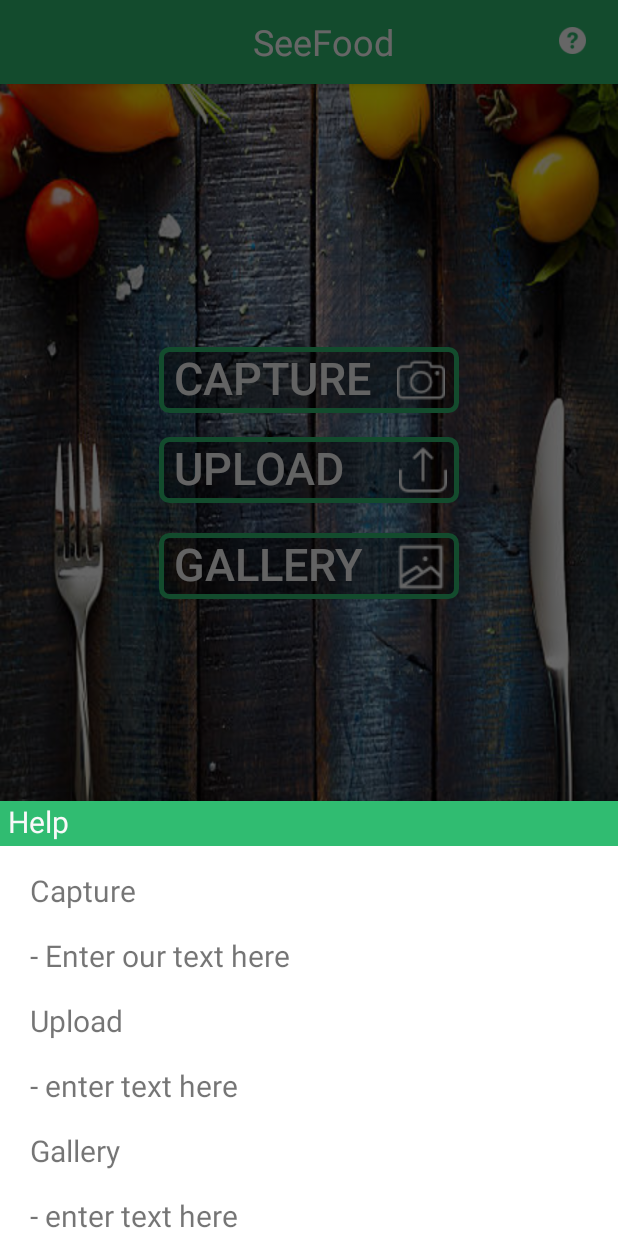
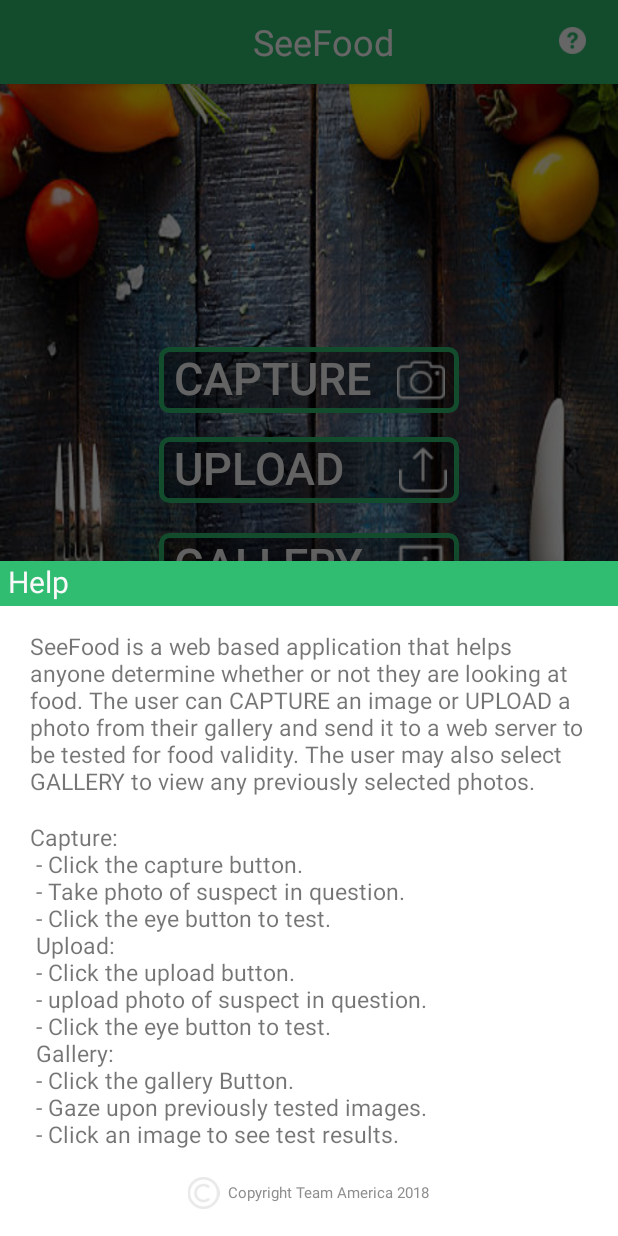
Before and after one commit to hbarri/seefood-group6, an Android app: the screen it shows after launch (SeeFood), after a tap on an icon or button, on a phone screen of 412 x 824 dp. Run offline under Robolectric (Android 15) with nearby library versions, the phone set to English and light mode, and no system bars.

Commit message:
Fixed the gallery scrolling through images, added actual help information to the help tab, and an edit/delete mode in the gallery

```diff
--- a/app/src/main/res/layout/help_dialog.xml
+++ b/app/src/main/res/layout/help_dialog.xml
@@ -4,7 +4,7 @@
     xmlns:app="http://schemas.android.com/apk/res-auto"
     xmlns:tools="http://schemas.android.com/tools"
     android:layout_width="match_parent"
-    android:layout_height="300dp">
+    android:layout_height="wrap_content">
 
     <TextView
         android:id="@+id/helpText"
@@ -35,64 +35,53 @@
         android:layout_height="wrap_content"
         android:layout_marginTop="16dp"
         android:layout_marginLeft="20dp"
-        android:text="Capture"
-        android:textSize="20dp"
-        app:layout_constraintLeft_toLeftOf="parent"
+        android:layout_marginRight="20dp"
+        android:paddingLeft="20dp"
+        android:paddingRight="20dp"
+        android:text="@string/help_intro"
+        android:textSize="15dp"
+        app:layout_constraintStart_toStartOf="parent"
+        app:layout_constraintEnd_toEndOf="parent"
         app:layout_constraintTop_toBottomOf="@+id/bg" />
 
     <TextView
         android:id="@+id/captureParagraph"
-        android:layout_width="wrap_content"
+        android:layout_width="342dp"
         android:layout_height="wrap_content"
+        android:layout_marginLeft="20dp"
         android:layout_marginTop="16dp"
-        android:layout_marginLeft="20dp"
-        android:text="- Enter our text here"
-        android:textSize="20dp"
+        android:text="@string/help_options"
+        android:textSize="15dp"
         app:layout_constraintLeft_toLeftOf="parent"
         app:layout_constraintTop_toBottomOf="@+id/capture" />
 
-    <TextView
-        android:id="@+id/upload"
-        android:layout_width="wrap_content"
-        android:layout_height="wrap_content"
-        android:layout_marginTop="16dp"
-        android:layout_marginLeft="20dp"
-        android:text="Upload"
-        android:textSize="20dp"
-        app:layout_constraintLeft_toLeftOf="parent"
-        app:layout_constraintTop_toBottomOf="@+id/captureParagraph" />
+    <RelativeLayout
+        android:id="@+id/container"
+        android:layout_width="182dp"
+        android:layout_height="57dp"
+        app:layout_constraintEnd_toEndOf="parent"
+        app:layout_constraintStart_toStartOf="parent"
+        app:layout_constraintTop_toBottomOf="@id/captureParagraph">
 
-    <TextView
-        android:id="@+id/uploadParagraph"
-        android:layout_width="wrap_content"
-        android:layout_height="wrap_content"
-        android:layout_marginTop="16dp"
-        android:layout_marginLeft="20dp"
-        android:text="- enter text here"
-        android:textSize="20dp"
-        app:layout_constraintLeft_toLeftOf="parent"
-        app:layout_constraintTop_toBottomOf="@+id/upload" />
+        <ImageView
+            android:id="@+id/copyrightLogo"
+            android:layout_width="22dp"
+            android:layout_height="21dp"
+            android:layout_centerVertical="true"
+            android:layout_marginLeft="9dp"
+            android:src="@drawable/copyright" />
 
-    <TextView
-        android:id="@+id/gallery"
-        android:layout_width="wrap_content"
-        android:layout_height="wrap_content"
-        android:layout_marginTop="16dp"
-        android:layout_marginLeft="20dp"
-        android:text="Gallery"
-        android:textSize="20dp"
-        app:layout_constraintLeft_toLeftOf="parent"
-        app:layout_constraintTop_toBottomOf="@+id/uploadParagraph" />
+        <TextView
+            android:id="@+id/copyrightText"
+            android:layout_width="wrap_content"
+            android:layout_height="wrap_content"
+            android:layout_centerVertical="true"
+            android:layout_marginStart="5dp"
+            android:layout_toEndOf="@+id/copyrightLogo"
+            android:text="@string/copyright"
+            android:textColor="@color/lightBackground"
+            android:textSize="10sp" />
 
-    <TextView
-        android:id="@+id/galleryParagraph"
-        android:layout_width="wrap_content"
-        android:layout_height="wrap_content"
-        android:layout_marginTop="16dp"
-        android:layout_marginLeft="20dp"
-        android:text="- enter text here"
-        android:textSize="20dp"
-        app:layout_constraintLeft_toLeftOf="parent"
-        app:layout_constraintTop_toBottomOf="@+id/gallery" />
+    </RelativeLayout>
 
 </android.support.constraint.ConstraintLayout>
--- a/app/src/main/res/menu/menu_gallery_view.xml
+++ b/app/src/main/res/menu/menu_gallery_view.xml
@@ -2,9 +2,11 @@
     xmlns:app="http://schemas.android.com/apk/res-auto"
     xmlns:tools="http://schemas.android.com/tools"
     tools:context="com.test.seefood.GalleryView">
+
     <item
-        android:id="@+id/action_settings"
+        android:id="@+id/edit"
         android:orderInCategory="100"
-        android:title="@string/action_settings"
+        android:title="Edit"
         app:showAsAction="never" />
+
 </menu>
--- a/app/src/main/res/values/colors.xml
+++ b/app/src/main/res/values/colors.xml
@@ -7,6 +7,7 @@
     <color name="appThemeLight">#65bc8d</color>
     <color name="darkTheme">#606060</color>
     <color name="lightBackground">#8e8e8e</color>
+    <color name="lightText">#e6e6e6</color>
     <color name="white">#f9f9f9</color>
     <color name="black">#000000</color>
     <color name="green">#3bcc4e</color>
--- a/app/src/main/res/values/strings.xml
+++ b/app/src/main/res/values/strings.xml
@@ -93,4 +93,27 @@
     <string name="title_activity_gallery_view">GalleryView</string>
     <string name="title_activity_image_inflater">ImageInflater</string>
     <string name="title_activity_confirm_images">ConfirmImages</string>
+    <string name="help_intro">
+        SeeFood is a web based application that helps anyone determine whether or not they are
+        looking at food. The user can CAPTURE an image or UPLOAD a photo from their gallery and
+        send it to a web server to be tested for food validity.  The user may also select GALLERY
+        to view any previously selected photos.
+    </string>
+    <string name="help_options">
+        Capture:\n
+        - Click the capture button.\n
+        - Take photo of suspect in question.\n
+        - Click the eye button to test.\n
+        Upload:\n
+        - Click the upload button.\n
+        - upload photo of suspect in question.\n
+        - Click the eye button to test.\n
+        Gallery:\n
+        - Click the gallery Button.\n
+        - Gaze upon previously tested images.\n
+        - Click an image to see test results.
+    </string>
+    <string name="copyright">
+        Copyright Team America 2018
+    </string>
 </resources>
```
Also changed, not shown: app/src/main/java/com/test/seefood/GalleryView.java (+54 -15 lines), app/src/main/java/com/test/seefood/ImageAdapter.java (+7 -1 lines), app/src/main/java/com/test/seefood/ViewImage.java (+7 -1 lines), app/src/main/res/layout/galleryview_actionbar.xml (added, +33 -0 lines), app/src/main/res/layout/galleryview_edit_actionbar.xml (added, +20 -0 lines), app/src/main/res/drawable/copyright.png (added), app/src/main/res/drawable/edit.png (added), app/src/main/res/drawable/left.png, app/src/main/res/drawable/right.png.
